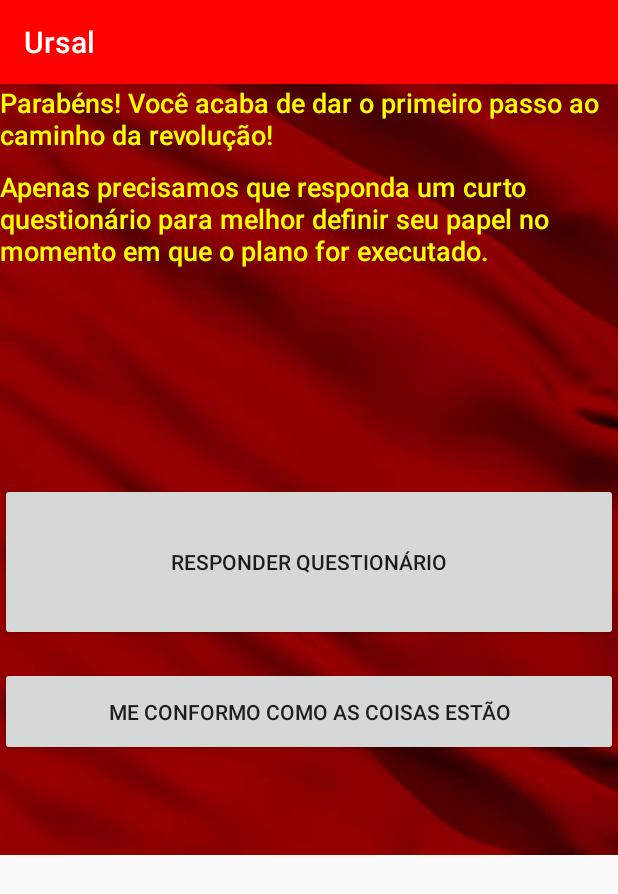
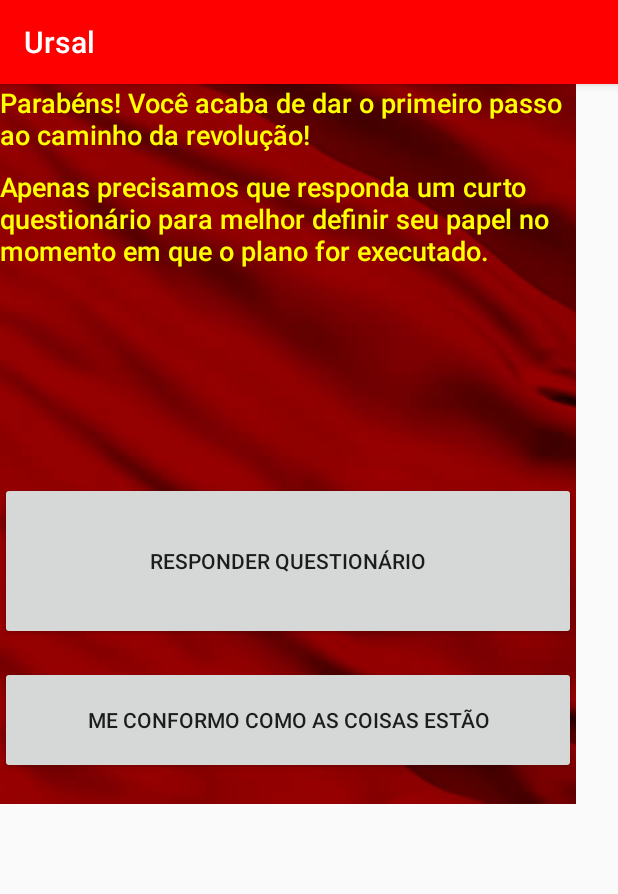
Before and after one commit to brunowber/ursal, an Android app: the LoginActivity screen opened directly, with no data from a screen before it, on a phone screen of 412 x 824 dp. Shown: the top 894 px of the screen. Run offline under Robolectric (Android 15) with nearby library versions, the phone set to English and light mode, and no system bars; our stand-ins replace AdMob.

Commit message:
Correção tela

```diff
--- a/app/src/main/res/layout/activity_login.xml
+++ b/app/src/main/res/layout/activity_login.xml
@@ -2,17 +2,19 @@
 <android.support.constraint.ConstraintLayout xmlns:android="http://schemas.android.com/apk/res/android"
     xmlns:app="http://schemas.android.com/apk/res-auto"
     xmlns:tools="http://schemas.android.com/tools"
-    android:layout_width="match_parent"
-    android:layout_height="match_parent"
+    android:layout_width="wrap_content"
+    android:layout_height="wrap_content"
     tools:context=".LoginActivity">
 
     <LinearLayout
-        android:layout_width="wrap_content"
-        android:layout_height="514dp"
+        android:layout_width="384dp"
+        android:layout_height="0dp"
+        android:layout_weight="1"
         android:background="@drawable/bandeira_unao_sovietica10"
         android:orientation="vertical"
+        tools:ignore="MissingConstraints"
         tools:layout_editor_absoluteX="0dp"
-        tools:layout_editor_absoluteY="-3dp">
+        tools:layout_editor_absoluteY="0dp">
 
         <TextView
             android:id="@+id/P"
@@ -32,13 +34,17 @@
         <TextView
             android:id="@+id/P3"
             android:layout_width="match_parent"
-            android:layout_height="210dp"
+            android:layout_height="wrap_content"
             android:fontFamily="sans-serif-medium"
             android:text="@string/final_parte2"
             android:textColor="@color/corFont"
             android:textSize="18dp"
             tools:layout_editor_absoluteX="16dp"
             tools:layout_editor_absoluteY="16dp" />
+
+        <Space
+            android:layout_width="match_parent"
+            android:layout_height="142dp" />
 
         <Button
             android:id="@+id/btn_questionario"
@@ -53,7 +59,7 @@
         <Button
             android:id="@+id/btn_fascista"
             android:layout_width="match_parent"
-            android:layout_height="59dp"
+            android:layout_height="72dp"
             android:text="me conformo como as coisas estão" />
 
         <com.google.android.gms.ads.AdView xmlns:ads="http://schemas.android.com/apk/res-auto"
```
Also changed, not shown: app/src/main/res/layout/activity_certificado.xml (+6 -4 lines).
